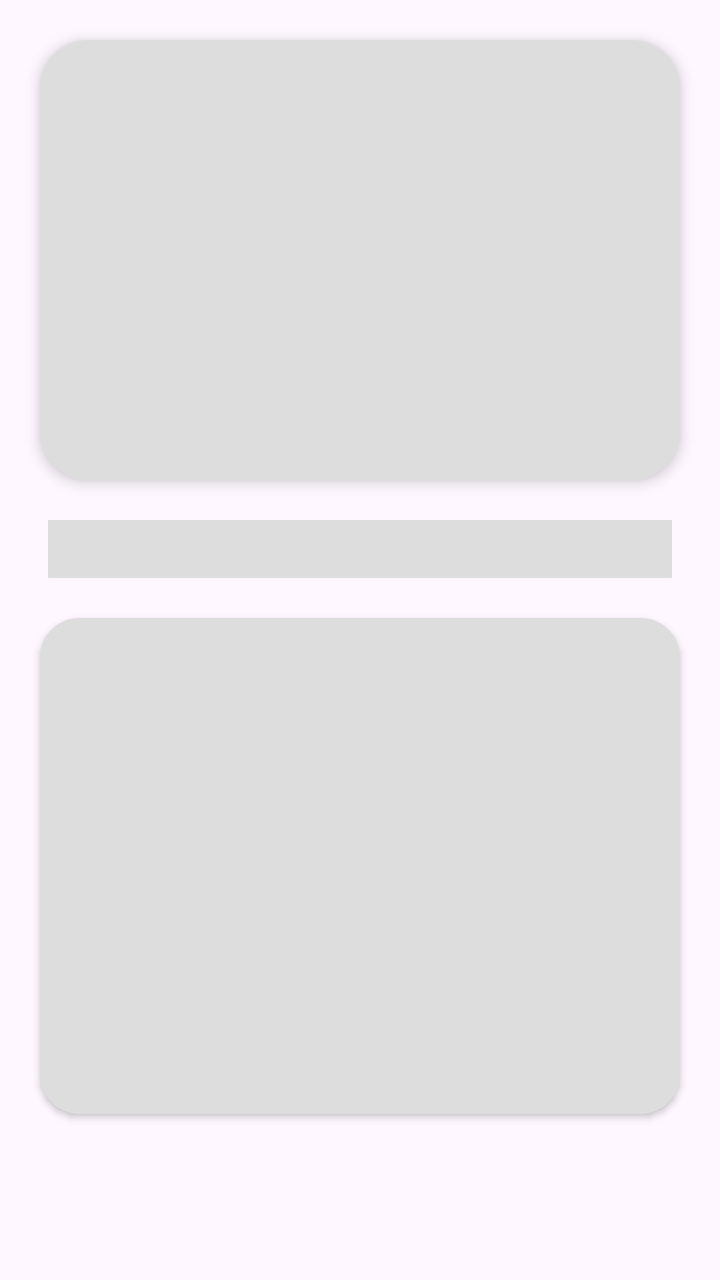
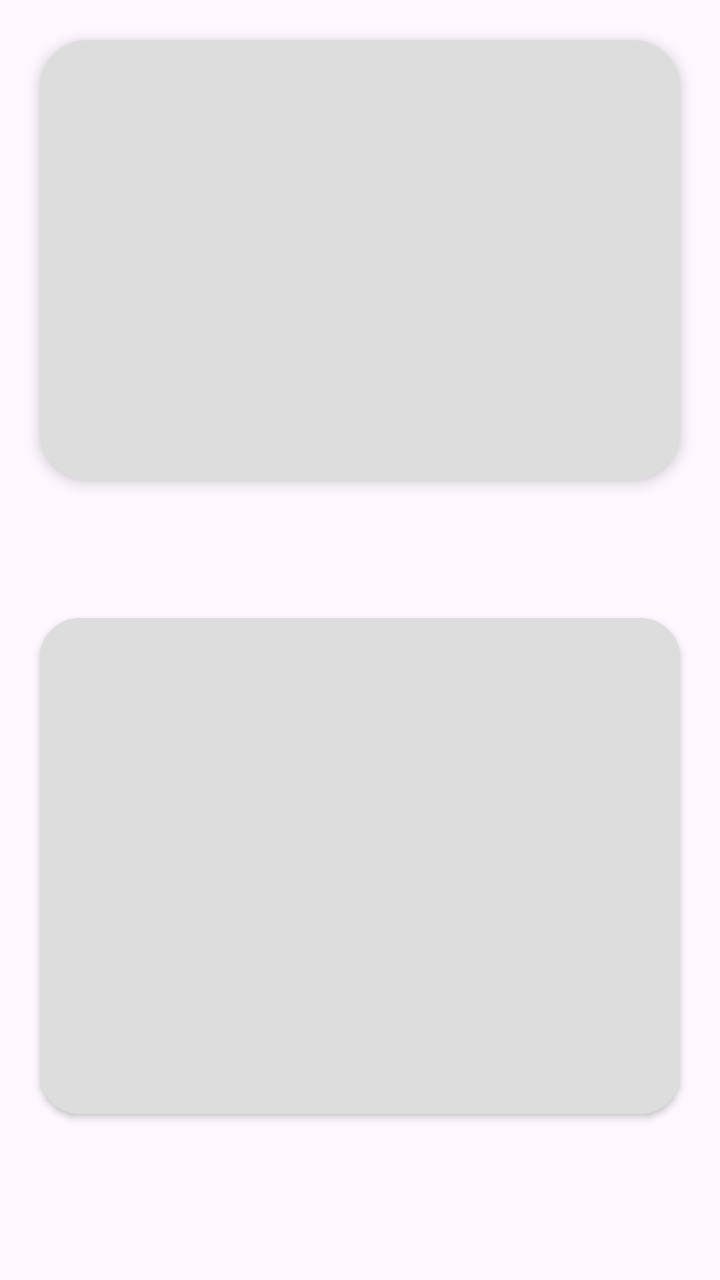

The first picture is an Android layout as it rendered before a commit; the second is the same layout after the commit. The layout source and the unified diff follow.
<!-- AndroidManifest.xml: application theme Theme.TestApp -->
<!-- res/layout/item_shimer_quiz.xml -->
<?xml version="1.0" encoding="utf-8"?>
<androidx.constraintlayout.widget.ConstraintLayout xmlns:android="http://schemas.android.com/apk/res/android"
    android:layout_width="match_parent"
    android:layout_height="match_parent"
    xmlns:app="http://schemas.android.com/apk/res-auto">


    <com.google.android.material.card.MaterialCardView
        android:id="@+id/cardImage"
        android:layout_width="match_parent"
        android:layout_height="220dp"
        android:layout_margin="20dp"
        app:cardCornerRadius="24dp"
        app:cardElevation="4dp"
        app:strokeWidth="0dp"
        app:layout_constraintTop_toTopOf="parent">

        <ImageView
            android:id="@+id/ivQuestion"
            android:layout_width="match_parent"
            android:background="#DDDDDD"
            android:layout_height="match_parent"
            />

    </com.google.android.material.card.MaterialCardView>

    <TextView
        android:id="@+id/tvQuestionText"
        android:layout_width="match_parent"
        android:layout_height="wrap_content"
        android:layout_marginHorizontal="24dp"
        android:background="#DDDDDD"
        android:layout_marginTop="20dp"
        android:gravity="center"
        android:fontFamily="@font/inter_medium"
        android:textColor="@color/black"
        android:textSize="20sp"
        app:layout_constraintTop_toBottomOf="@id/cardImage" />

    <com.google.android.material.card.MaterialCardView
        android:id="@+id/cardOptions"
        android:layout_width="match_parent"
        android:layout_height="wrap_content"
        android:layout_margin="20dp"
        app:strokeWidth="0dp"
        app:cardCornerRadius="20dp"
        app:cardElevation="2dp"
        app:layout_constraintTop_toBottomOf="@id/tvQuestionText">

        <LinearLayout
            android:id="@+id/radioGroupOptions"
            android:layout_width="match_parent"
            android:layout_height="wrap_content"
            android:orientation="vertical"
            android:background="#DDDDDD"

            android:padding="12dp">

            <View
                android:id="@+id/option1"
                android:layout_width="match_parent"
                android:layout_height="56dp"
                android:textSize="16sp" />

            <View
                android:id="@+id/option2"
                android:layout_width="match_parent"
                android:layout_height="56dp"
                android:textSize="16sp" />

            <View
                android:id="@+id/option3"
                android:layout_width="match_parent"
                android:layout_height="56dp"

                android:textSize="16sp" />

            <View
                android:id="@+id/option4"
                android:layout_width="match_parent"
                android:layout_height="56dp"

                android:textSize="16sp" />

        </LinearLayout>
    </com.google.android.material.card.MaterialCardView>

</androidx.constraintlayout.widget.ConstraintLayout>
<!-- resources referenced by this layout -->
<resources>
  <color name="black">#FF000000</color>
  <style name="Theme.TestApp" parent="Base.Theme.TestApp" />
  <style name="Base.Theme.TestApp" parent="Theme.Material3.DayNight.NoActionBar">
          
          
          <item name="colorControlActivated">@color/black</item>
          <item name="colorControlNormal">#757575</item>
      </style>
</resources>

<!-- the commit's change to res/layout/item_shimer_quiz.xml (unified diff, before → after) -->
@@ -29,7 +29,6 @@
         android:layout_width="match_parent"
         android:layout_height="wrap_content"
         android:layout_marginHorizontal="24dp"
-        android:background="#DDDDDD"
         android:layout_marginTop="20dp"
         android:gravity="center"
         android:fontFamily="@font/inter_medium"
